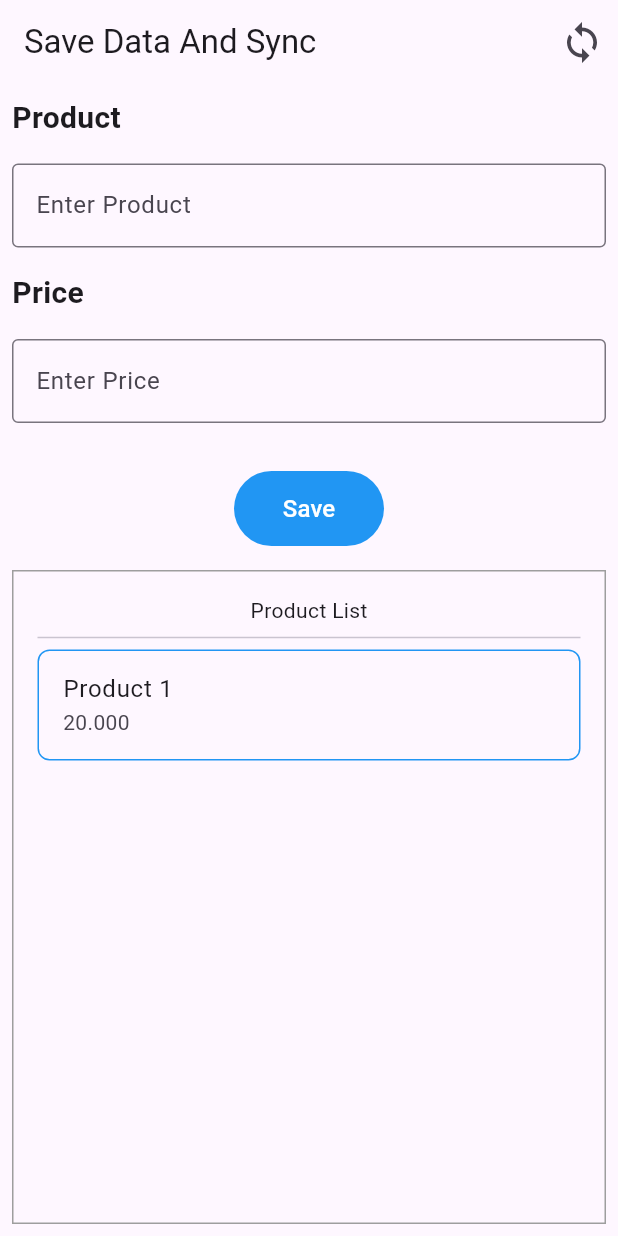
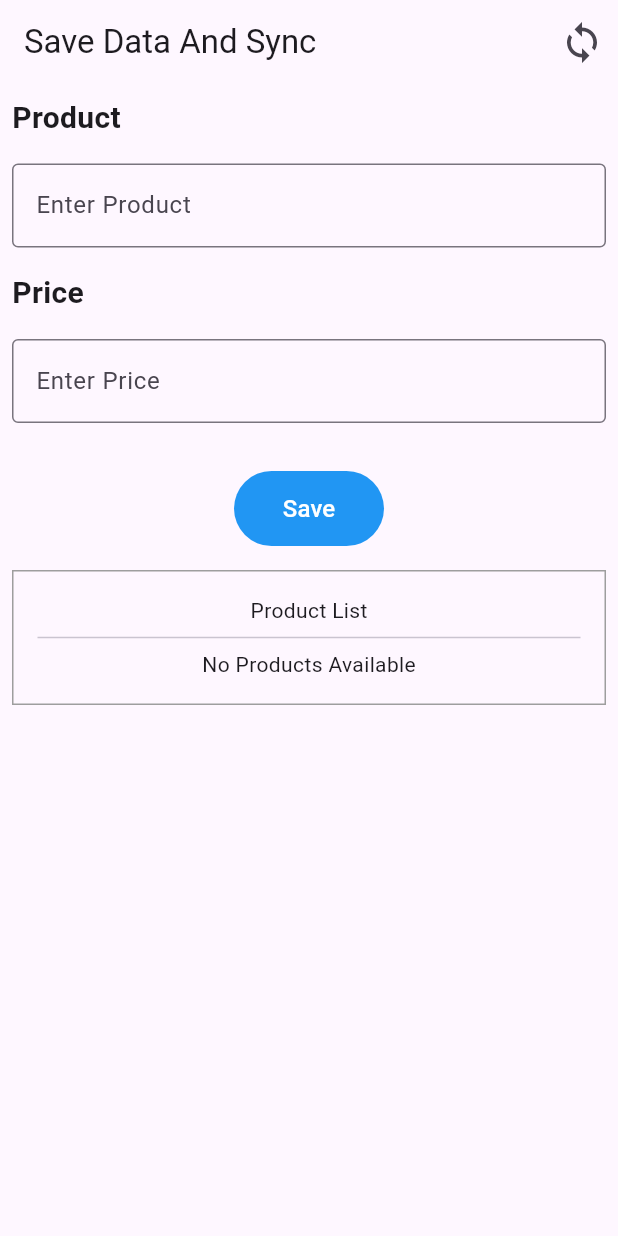
Before and after one commit to MDhafaR/prototype_demo, a Flutter app: the screen it shows after launch, after a tap on "Save", on a phone screen of 412 x 824 dp. Run offline on Flutter 3.47's test engine with Material 3 defaults, Android fonts, the light colour scheme and no system bars; our stand-ins replace bloc, equatable, flutter_bloc, sqflite; accounts and stored records are empty.

Commit message:
local storage

```diff
--- /dev/null
+++ b/lib/cubit/product_cubit.dart
@@ -0,0 +1,38 @@
+import 'package:bloc/bloc.dart';
+import 'package:equatable/equatable.dart';
+import 'package:prototype_demo/models/product.dart';
+import 'package:prototype_demo/services/local_database.dart';
+
+part 'product_state.dart';
+
+class ProductCubit extends Cubit<ProductState> {
+  ProductCubit() : super(ProductInitial());
+  LocalDatabase localDatabase = LocalDatabase();
+
+  Future<void> getAll() async {
+    emit(ProductInitial());
+
+    final result = await localDatabase.getAll();
+    if (result.isNotEmpty) {
+      try {
+        emit(ProductLoaded(result));
+        print("getAll: $result");
+      } catch (e) {
+        print("error getAll: $e");
+      }
+    } else {
+      emit(ProductEmpty());
+    }
+  }
+
+  Future<void> insert(String productName, double price) async {
+    emit(ProductInitial());
+    print("insert: $productName, $price");
+    await LocalDatabase().insert({
+      'product': productName,
+      'price': price,
+    });
+
+    emit(ProductLoaded(await localDatabase.getAll()));
+  }
+}
--- /dev/null
+++ b/lib/cubit/product_state.dart
@@ -0,0 +1,18 @@
+part of 'product_cubit.dart';
+
+sealed class ProductState extends Equatable {
+  const ProductState();
+
+  @override
+  List<Object> get props => [];
+}
+
+final class ProductInitial extends ProductState {}
+
+final class ProductLoaded extends ProductState {
+  final List<Product>? products;
+
+  const ProductLoaded(this.products);
+}
+
+final class ProductEmpty extends ProductState {}
--- a/lib/main.dart
+++ b/lib/main.dart
@@ -1,4 +1,6 @@
 import 'package:flutter/material.dart';
+import 'package:flutter_bloc/flutter_bloc.dart';
+import 'package:prototype_demo/cubit/product_cubit.dart';
 import 'package:prototype_demo/pages/main_page.dart';
 
 void main() {
@@ -10,8 +12,15 @@
 
   @override
   Widget build(BuildContext context) {
-    return const MaterialApp(
-      home: MainScreen(),
+    return MultiBlocProvider(
+      providers: [
+        BlocProvider(
+          create: (context) => ProductCubit(),
+        )
+      ],
+      child: const MaterialApp(
+        home: MainScreen(),
+      ),
     );
   }
 }
--- /dev/null
+++ b/lib/models/product.dart
@@ -0,0 +1,22 @@
+class Product {
+  int id;
+  String name;
+  double price;
+
+  Product({
+    required this.id,
+    required this.name,
+    required this.price,
+  });
+
+  factory Product.fromJson(Map<String, dynamic> json) {
+    return Product(
+      id: json['id'],
+      name: json['product'] ?? "",
+      price: json['price'] ?? 0.0,
+    );
+  }
+
+  @override
+  String toString() => 'Product(id: $id, name: $name, price: $price)';
+}
--- a/lib/pages/main_page.dart
+++ b/lib/pages/main_page.dart
@@ -1,7 +1,23 @@
 import 'package:flutter/material.dart';
+import 'package:flutter_bloc/flutter_bloc.dart';
+import 'package:prototype_demo/cubit/product_cubit.dart';
 
-class MainScreen extends StatelessWidget {
+class MainScreen extends StatefulWidget {
   const MainScreen({super.key});
+
+  @override
+  State<MainScreen> createState() => _MainScreenState();
+}
+
+class _MainScreenState extends State<MainScreen> {
+  TextEditingController productController = TextEditingController();
+  TextEditingController priceController = TextEditingController();
+
+  @override
+  void initState() {
+    context.read<ProductCubit>().getAll();
+    super.initState();
+  }
 
   @override
 Widget build(BuildContext context) {
@@ -16,7 +32,8 @@ class MainScreen extends StatelessWidget {
         )
       ],
     ),
-        body: Padding(
+    body: SingleChildScrollView(
+      child: Padding(
         padding: const EdgeInsets.all(8.0),
         child: Column(
           crossAxisAlignment: CrossAxisAlignment.start,
@@ -25,85 +42,111 @@ class MainScreen extends StatelessWidget {
               "Product",
               style: TextStyle(fontSize: 20, fontWeight: FontWeight.bold),
             ),
-              const SizedBox(
-                height: 16,
-              ),
+            const SizedBox(height: 16),
             TextFormField(
+              controller: productController,
               decoration: InputDecoration(
                 border: OutlineInputBorder(),
                 hintText: "Enter Product",
               ),
             ),
-              const SizedBox(
-                height: 16,
-              ),
+            const SizedBox(height: 16),
             Text(
               "Price",
               style: TextStyle(fontSize: 20, fontWeight: FontWeight.bold),
             ),
-              const SizedBox(
-                height: 16,
-              ),
+            const SizedBox(height: 16),
             TextFormField(
+              controller: priceController,
               decoration: InputDecoration(
                 border: OutlineInputBorder(),
                 hintText: "Enter Price",
               ),
             ),
-              const SizedBox(
-                height: 32,
-              ),
+            const SizedBox(height: 32),
             Center(
               child: TextButton(
                 style: ButtonStyle(
-                    backgroundColor: WidgetStatePropertyAll(Colors.blue),
-                    minimumSize: WidgetStatePropertyAll(Size(100, 50)),
+                  backgroundColor: MaterialStateProperty.all(Colors.blue),
+                  minimumSize: MaterialStateProperty.all(Size(100, 50)),
                 ),
-                  onPressed: () {},
+                onPressed: () async {
+                  print("ini po ${priceController.text} ${productController.text}");
+                  await context.read<ProductCubit>().insert(
+                      productController.text,
+                      double.parse(priceController.text));
+                },
                 child: Text(
                   "Save",
                   style: TextStyle(color: Colors.white, fontSize: 16),
                 ),
               ),
             ),
-              const SizedBox(
-                height: 16,
+            const SizedBox(height: 16),
+            Container(
+              width: double.infinity,
+              padding: EdgeInsets.all(16),
+              decoration: BoxDecoration(
+                border: Border.all(color: Colors.grey),
               ),
-              Expanded(
-                child: Container(
-                  width: double.infinity,
-                  padding: EdgeInsets.symmetric(horizontal: 16),
-                  decoration: BoxDecoration(
-                    border: Border.all(
-                      color: Colors.grey,
-                    )
-                  ),
-                  child: Column(children: [
-                    const SizedBox(
-                      height: 16,
-                    ),
+              child: Column(
+                children: [
                   Text("Product List"),
                   Divider(),
-                    Expanded(
-                      child: ListView(children: [
-                        ListTile(
-                          shape: RoundedRectangleBorder(
+                  BlocBuilder<ProductCubit, ProductState>(
+                    builder: (context, state) {
+                      if (state is ProductLoaded) {
+                        final products = state.products;
+                        print("products: $products");
+                        if (products != null && products.isNotEmpty) {
+                          return ListView.builder(
+                            shrinkWrap: true,
+                            physics: NeverScrollableScrollPhysics(),
+                            itemCount: products.length,
+                            itemBuilder: (context, index) {
+                              final product = products[index];
+                              return Padding(
+                                padding: const EdgeInsets.only(bottom: 16),
+                                child: Container(
+                                  decoration: BoxDecoration(
+                                    border: Border.all(color: Colors.blue),
                                     borderRadius: BorderRadius.circular(8),
-                            side: BorderSide(color: Colors.blue),
                                   ),
-                          title: Text("Product 1"),
-                          subtitle: Text("20.000"),
-                        )
-                      ],),
+                                  child: ListTile(
+                                    title: Text(product.name),
+                                    subtitle: Text(product.price.toString()),
                                   ),
-                    const SizedBox(
-                      height: 16,
                                 ),
-                  ],),
+                              );
+                            },
+                          );
+                        } else {
+                          return Center(
+                            child: Text("No Products Available"),
+                          );
+                        }
+                      } else if (state is ProductInitial) {
+                        return Center(
+                          child: CircularProgressIndicator(),
+                        );
+                      } else if (state is ProductEmpty) {
+                        return Center(
+                          child: Text("No Products Available"),
+                        );
+                      }else{
+                        return Center(
+                          child: Text("No Products Available"),
+                        );
+                      }
+                    },
                   ),
-              )
                 ],
               ),
-        ));
+            ),
+          ],
+        ),
+      ),
+    ),
+  );
 }
 }
--- /dev/null
+++ b/lib/services/local_database.dart
@@ -0,0 +1,57 @@
+import 'dart:io';
+
+import 'package:path_provider/path_provider.dart';
+import 'package:prototype_demo/models/product.dart';
+import 'package:sqflite/sqflite.dart';
+import 'package:path/path.dart';
+
+class LocalDatabase {
+  final String dbName = 'saved_data_local.db';
+  final int dbVersion = 1;
+
+  String tableName = 'products';
+  String id = 'id';
+  String product = 'product';
+  String price = 'price';
+
+  Database? _database;
+
+  Future<Database?> database() async {
+    if (_database != null) return _database;
+    _database = await initDb();
+    return _database;
+  }
+
+  initDb() async {
+    Directory documentDir = await getApplicationDocumentsDirectory();
+    String path = join(documentDir.path, dbName);
+    return openDatabase(
+      path,
+      version: dbVersion,
+      onCreate: (db, version) async {
+        await db.execute(
+          'CREATE TABLE $tableName($id INTEGER PRIMARY KEY, $product TEXT, $price REAL)',
+        );
+      },
+    );
+  }
+
+  Future<List<Product>> getAll() async {
+    List<Product> result = [];
+    try {
+      final db = await database();
+      final data = await db!.query(tableName);
+      result = data.map((e) => Product.fromJson(e)).toList();
+    } catch (e) {
+      print("error getAll: $e");
+    }
+      return result;
+  }
+
+  Future<int> insert(Map<String, dynamic> values) async {
+    final db = await database();
+    final query = await db!.insert(tableName, values);
+    print("insert query $query");
+    return query;
+  }
+}
--- a/pubspec.yaml
+++ b/pubspec.yaml
@@ -35,6 +35,11 @@ dependencies:
   # The following adds the Cupertino Icons font to your application.
   # Use with the CupertinoIcons class for iOS style icons.
   cupertino_icons: ^1.0.6
+  sqflite: ^2.3.3+1
+  path_provider: ^2.1.4
+  equatable: ^2.0.5
+  bloc: ^8.1.4
+  flutter_bloc: ^8.1.6
 
 dev_dependencies:
   flutter_test:
```
Also changed, not shown: lib/services/services.dart (added), pubspec.lock, 1 other file. Lines whose indentation alone changed are shown as unchanged.
